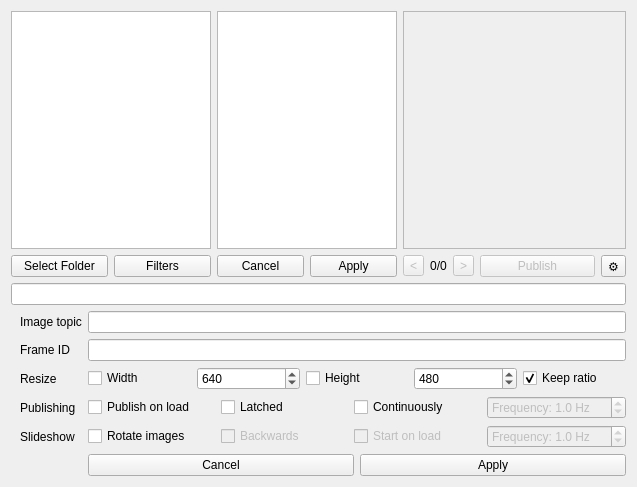
Old version of the form src/rqt_image_publisher/rqt_image_publisher.ui in the repository Eruvae/rqt_image_publisher.
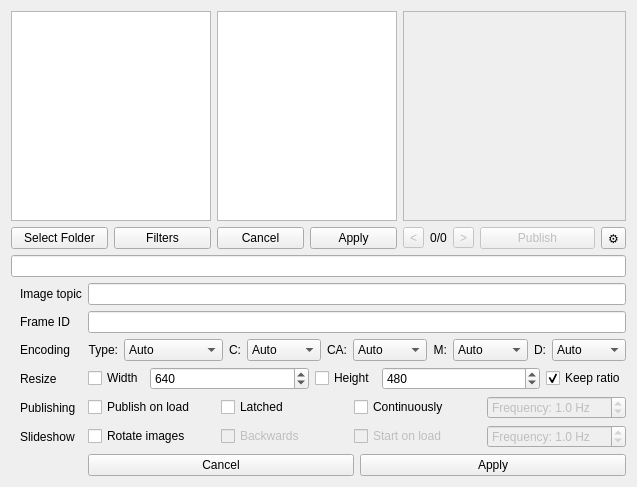
New version of the form.

Commit message: Switched to opencv for image loading, implemented handling of different encodings

Diff of the .ui file:
```diff
--- a/src/rqt_image_publisher/rqt_image_publisher.ui
+++ b/src/rqt_image_publisher/rqt_image_publisher.ui
@@ -249,10 +249,31 @@
       <property name="bottomMargin">
        <number>0</number>
       </property>
-      <item row="1" column="2">
-       <widget class="QLineEdit" name="frameIdTextEdit"/>
+      <item row="0" column="2">
+       <widget class="QLineEdit" name="imageTopicTextEdit"/>
       </item>
-      <item row="5" column="2">
+      <item row="3" column="1">
+       <widget class="QLabel" name="label">
+        <property name="text">
+         <string>Resize</string>
+        </property>
+       </widget>
+      </item>
+      <item row="0" column="1">
+       <widget class="QLabel" name="imageTopicLabel">
+        <property name="text">
+         <string>Image topic</string>
+        </property>
+       </widget>
+      </item>
+      <item row="5" column="1">
+       <widget class="QLabel" name="slideshowLabel">
+        <property name="text">
+         <string>Slideshow</string>
+        </property>
+       </widget>
+      </item>
+      <item row="6" column="2">
        <layout class="QHBoxLayout" name="applyButtonsLayout">
         <item>
          <widget class="QPushButton" name="settingsCancelButton">
@@ -270,7 +291,7 @@
         </item>
        </layout>
       </item>
-      <item row="3" column="2">
+      <item row="4" column="2">
        <layout class="QHBoxLayout" name="settingsPublishingLayout">
         <item>
          <widget class="QCheckBox" name="publishOnLoadCheckBox">
@@ -317,14 +338,7 @@
         </item>
        </layout>
       </item>
-      <item row="1" column="1">
-       <widget class="QLabel" name="frameIdLabel">
-        <property name="text">
-         <string>Frame ID</string>
-        </property>
-       </widget>
-      </item>
-      <item row="2" column="2">
+      <item row="3" column="2">
        <layout class="QHBoxLayout" name="settingsResizeLayout">
         <item>
          <widget class="QCheckBox" name="scaleWidthCheckBox">
@@ -335,6 +349,12 @@
         </item>
         <item>
          <widget class="QSpinBox" name="widthSpinBox">
+          <property name="sizePolicy">
+           <sizepolicy hsizetype="Expanding" vsizetype="Fixed">
+            <horstretch>0</horstretch>
+            <verstretch>0</verstretch>
+           </sizepolicy>
+          </property>
           <property name="maximum">
            <number>10000</number>
           </property>
@@ -355,6 +375,12 @@
         </item>
         <item>
          <widget class="QSpinBox" name="heightSpinBox">
+          <property name="sizePolicy">
+           <sizepolicy hsizetype="Expanding" vsizetype="Fixed">
+            <horstretch>0</horstretch>
+            <verstretch>0</verstretch>
+           </sizepolicy>
+          </property>
           <property name="maximum">
            <number>10000</number>
           </property>
@@ -378,14 +404,14 @@
         </item>
        </layout>
       </item>
-      <item row="0" column="1">
-       <widget class="QLabel" name="imageTopicLabel">
+      <item row="1" column="1">
+       <widget class="QLabel" name="frameIdLabel">
         <property name="text">
-         <string>Image topic</string>
+         <string>Frame ID</string>
         </property>
        </widget>
       </item>
-      <item row="4" column="2">
+      <item row="5" column="2">
        <layout class="QHBoxLayout" name="settingsSlideshowLayout">
         <item>
          <widget class="QCheckBox" name="rotateImagesCheckBox">
@@ -438,30 +464,232 @@
         </item>
        </layout>
       </item>
-      <item row="4" column="1">
-       <widget class="QLabel" name="slideshowLabel">
-        <property name="text">
-         <string>Slideshow</string>
-        </property>
-       </widget>
-      </item>
       <item row="2" column="1">
-       <widget class="QLabel" name="label">
+       <widget class="QLabel" name="label_2">
         <property name="text">
-         <string>Resize</string>
+         <string>Encoding</string>
         </property>
        </widget>
       </item>
-      <item row="0" column="2">
-       <widget class="QLineEdit" name="imageTopicTextEdit"/>
+      <item row="1" column="2">
+       <widget class="QLineEdit" name="frameIdTextEdit"/>
       </item>
-      <item row="3" column="1">
+      <item row="4" column="1">
        <widget class="QLabel" name="publishingLabel">
         <property name="text">
          <string>Publishing</string>
         </property>
        </widget>
       </item>
+      <item row="2" column="2">
+       <layout class="QHBoxLayout" name="encodingLayout">
+        <item>
+         <widget class="QLabel" name="typeLabel">
+          <property name="text">
+           <string>Type:</string>
+          </property>
+          <property name="alignment">
+           <set>Qt::AlignRight|Qt::AlignTrailing|Qt::AlignVCenter</set>
+          </property>
+         </widget>
+        </item>
+        <item>
+         <widget class="QComboBox" name="typeComboBox">
+          <property name="sizePolicy">
+           <sizepolicy hsizetype="Expanding" vsizetype="Fixed">
+            <horstretch>0</horstretch>
+            <verstretch>0</verstretch>
+           </sizepolicy>
+          </property>
+          <item>
+           <property name="text">
+            <string>Auto</string>
+           </property>
+          </item>
+          <item>
+           <property name="text">
+            <string>Color</string>
+           </property>
+          </item>
+          <item>
+           <property name="text">
+            <string>Color+Alpha</string>
+           </property>
+          </item>
+          <item>
+           <property name="text">
+            <string>Mono</string>
+           </property>
+          </item>
+          <item>
+           <property name="text">
+            <string>Depth</string>
+           </property>
+          </item>
+         </widget>
+        </item>
+        <item>
+         <widget class="QLabel" name="colorEncLabel">
+          <property name="text">
+           <string>C:</string>
+          </property>
+          <property name="alignment">
+           <set>Qt::AlignRight|Qt::AlignTrailing|Qt::AlignVCenter</set>
+          </property>
+         </widget>
+        </item>
+        <item>
+         <widget class="QComboBox" name="colorEncComboBox">
+          <property name="sizePolicy">
+           <sizepolicy hsizetype="Expanding" vsizetype="Fixed">
+            <horstretch>0</horstretch>
+            <verstretch>0</verstretch>
+           </sizepolicy>
+          </property>
+          <item>
+           <property name="text">
+            <string>Auto</string>
+           </property>
+          </item>
+          <item>
+           <property name="text">
+            <string>rgb8</string>
+           </property>
+          </item>
+          <item>
+           <property name="text">
+            <string>rgb16</string>
+           </property>
+          </item>
+          <item>
+           <property name="text">
+            <string>bgr8</string>
+           </property>
+          </item>
+          <item>
+           <property name="text">
+            <string>bgr16</string>
+           </property>
+          </item>
+         </widget>
+        </item>
+        <item>
+         <widget class="QLabel" name="colorAlphaEncLabel">
+          <property name="text">
+           <string>CA:</string>
+          </property>
+          <property name="alignment">
+           <set>Qt::AlignRight|Qt::AlignTrailing|Qt::AlignVCenter</set>
+          </property>
+         </widget>
+        </item>
+        <item>
+         <widget class="QComboBox" name="colorAlphaEncComboBox">
+          <property name="sizePolicy">
+           <sizepolicy hsizetype="Expanding" vsizetype="Fixed">
+            <horstretch>0</horstretch>
+            <verstretch>0</verstretch>
+           </sizepolicy>
+          </property>
+          <item>
+           <property name="text">
+            <string>Auto</string>
+           </property>
+          </item>
+          <item>
+           <property name="text">
+            <string>rgba8</string>
+           </property>
+          </item>
+          <item>
+           <property name="text">
+            <string>rgba16</string>
+           </property>
+          </item>
+          <item>
+           <property name="text">
+            <string>bgra8</string>
+           </property>
+          </item>
+          <item>
+           <property name="text">
+            <string>bgra16</string>
+           </property>
+          </item>
+         </widget>
+        </item>
+        <item>
+         <widget class="QLabel" name="monoEncLabel">
+          <property name="text">
+           <string>M:</string>
+          </property>
+          <property name="alignment">
+           <set>Qt::AlignRight|Qt::AlignTrailing|Qt::AlignVCenter</set>
+          </property>
+         </widget>
+        </item>
+        <item>
+         <widget class="QComboBox" name="monoEncComboBox">
+          <property name="sizePolicy">
+           <sizepolicy hsizetype="Expanding" vsizetype="Fixed">
+            <horstretch>0</horstretch>
+            <verstretch>0</verstretch>
+           </sizepolicy>
+          </property>
+          <item>
+           <property name="text">
+            <string>Auto</string>
+           </property>
+          </item>
+          <item>
+           <property name="text">
+            <string>mono8</string>
+           </property>
+          </item>
+          <item>
+           <property name="text">
+            <string>mono16</string>
+           </property>
+          </item>
+         </widget>
+        </item>
+        <item>
+         <widget class="QLabel" name="depthEncLabel">
+          <property name="text">
+           <string>D:</string>
+          </property>
+          <property name="alignment">
+           <set>Qt::AlignRight|Qt::AlignTrailing|Qt::AlignVCenter</set>
+          </property>
+         </widget>
+        </item>
+        <item>
+         <widget class="QComboBox" name="depthEncComboBox">
+          <property name="sizePolicy">
+           <sizepolicy hsizetype="Expanding" vsizetype="Fixed">
+            <horstretch>0</horstretch>
+            <verstretch>0</verstretch>
+           </sizepolicy>
+          </property>
+          <item>
+           <property name="text">
+            <string>Auto</string>
+           </property>
+          </item>
+          <item>
+           <property name="text">
+            <string>16UC1</string>
+           </property>
+          </item>
+          <item>
+           <property name="text">
+            <string>32FC1</string>
+           </property>
+          </item>
+         </widget>
+        </item>
+       </layout>
+      </item>
      </layout>
     </widget>
    </item>
```
The commit also changes 4 other files.
